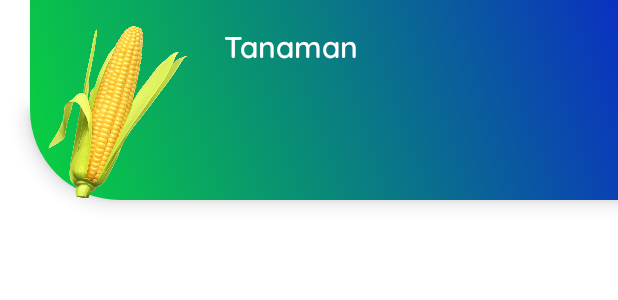
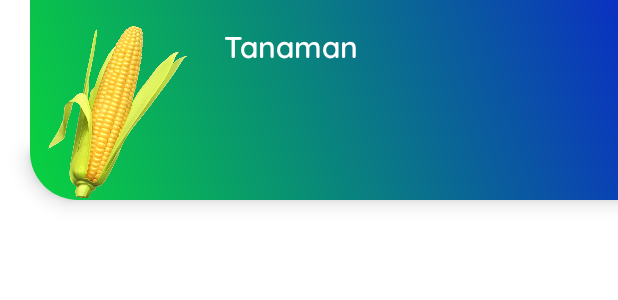
Before and after one commit to nfach98/easeplantz, an Android app: the layout items_plant.xml on its own in the app's theme, with its tools: preview values and no code run, on a phone screen of 412 x 824 dp. Shown: the top 300 px of the screen. Run offline under Robolectric (Android 15) with nearby library versions, the phone set to English and light mode, and no system bars.

Commit message:
fix shape

```diff
--- a/app/src/main/res/drawable/bg_gradient_green_blue_rounded.xml
+++ b/app/src/main/res/drawable/bg_gradient_green_blue_rounded.xml
@@ -9,7 +9,6 @@
         android:angle="45"/>
 
     <corners
-        android:bottomLeftRadius="20dp"
-        android:bottomRightRadius="20dp"/>
+        android:bottomLeftRadius="20dp"/>
 
 </shape>
--- a/app/src/main/res/drawable/bg_items_plant.xml
+++ b/app/src/main/res/drawable/bg_items_plant.xml
@@ -7,6 +7,6 @@
         android:startColor="@color/green"
         android:endColor="@color/blue"
         android:angle="45"/>
-    <corners android:bottomLeftRadius="60dp" />
+    <corners android:bottomLeftRadius="32dp" />
 
 </shape>
```
